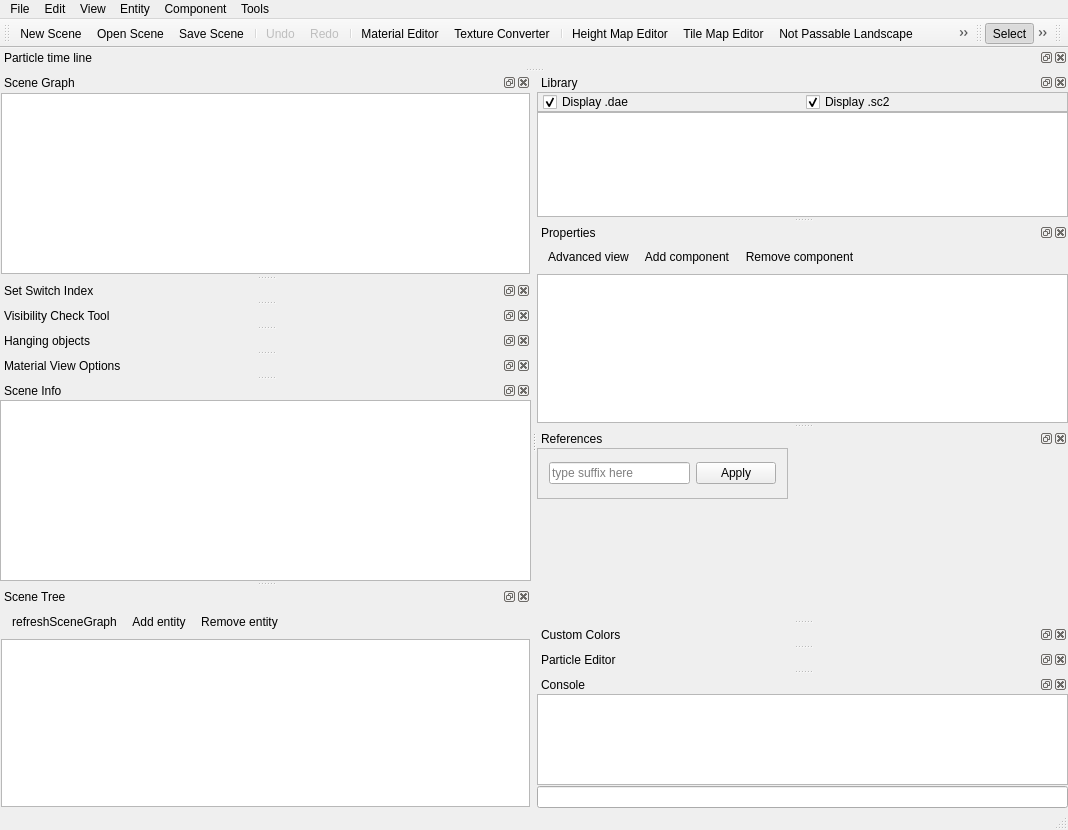
Old version of the form Tools/ResourceEditor/DataQt/mainwindow.ui in the repository xaoctech/dava.engine.
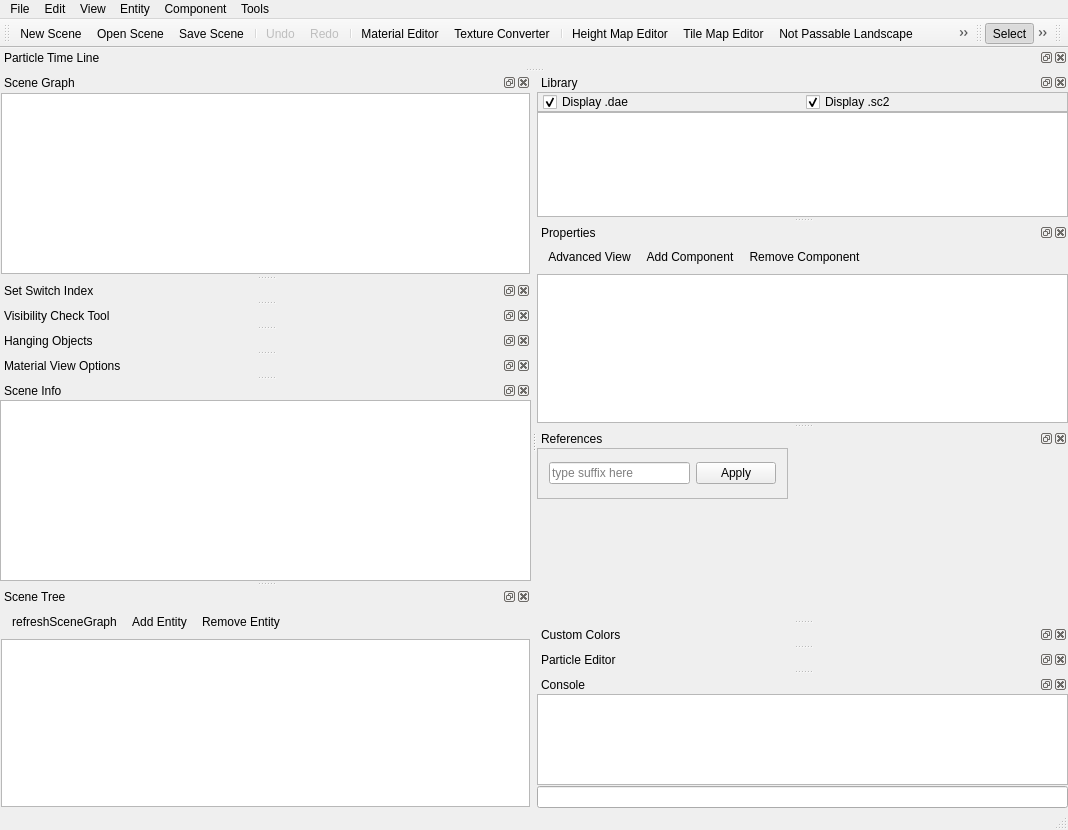
New version of the form. Icons and pictures are not drawn. Custom widgets are drawn as their Qt base class.

```diff
--- a/Tools/ResourceEditor/DataQt/mainwindow.ui
+++ b/Tools/ResourceEditor/DataQt/mainwindow.ui
@@ -629,7 +629,7 @@
   </widget>
   <widget class="QDockWidget" name="dockParticleEditorTimeLine">
    <property name="windowTitle">
-    <string>Particle time line</string>
+    <string>Particle Time Line</string>
    </property>
    <attribute name="dockWidgetArea">
     <number>4</number>
@@ -673,7 +673,7 @@
     <bool>false</bool>
    </property>
    <property name="windowTitle">
-    <string>Hanging objects</string>
+    <string>Hanging Objects</string>
    </property>
    <attribute name="dockWidgetArea">
     <number>1</number>
@@ -1302,7 +1302,7 @@
      <normaloff>:/QtIcons/advanced.png</normaloff>:/QtIcons/advanced.png</iconset>
    </property>
    <property name="text">
-    <string>Advanced view</string>
+    <string>Advanced View</string>
    </property>
   </action>
   <action name="actionRefreshSceneGraph">
@@ -1341,7 +1341,7 @@
      <normaloff>:/QtIcons/addcomponent.png</normaloff>:/QtIcons/addcomponent.png</iconset>
    </property>
    <property name="text">
-    <string>Add component</string>
+    <string>Add Component</string>
    </property>
    <property name="toolTip">
     <string>Add new component</string>
@@ -1353,7 +1353,7 @@
      <normaloff>:/QtIcons/add_green.png</normaloff>:/QtIcons/add_green.png</iconset>
    </property>
    <property name="text">
-    <string>Add entity</string>
+    <string>Add Entity</string>
    </property>
    <property name="toolTip">
     <string>Add new entity</string>
@@ -1365,7 +1365,7 @@
      <normaloff>:/QtIcons/remove.png</normaloff>:/QtIcons/remove.png</iconset>
    </property>
    <property name="text">
-    <string>Remove entity</string>
+    <string>Remove Entity</string>
    </property>
    <property name="toolTip">
     <string>Remove entity</string>
@@ -1377,7 +1377,7 @@
      <normaloff>:/QtIcons/removecomponent.png</normaloff>:/QtIcons/removecomponent.png</iconset>
    </property>
    <property name="text">
-    <string>Remove component</string>
+    <string>Remove Component</string>
    </property>
    <property name="toolTip">
     <string>Remove component</string>
```
Left out of the diff: 6 changed lines with no effect on the pictures.
